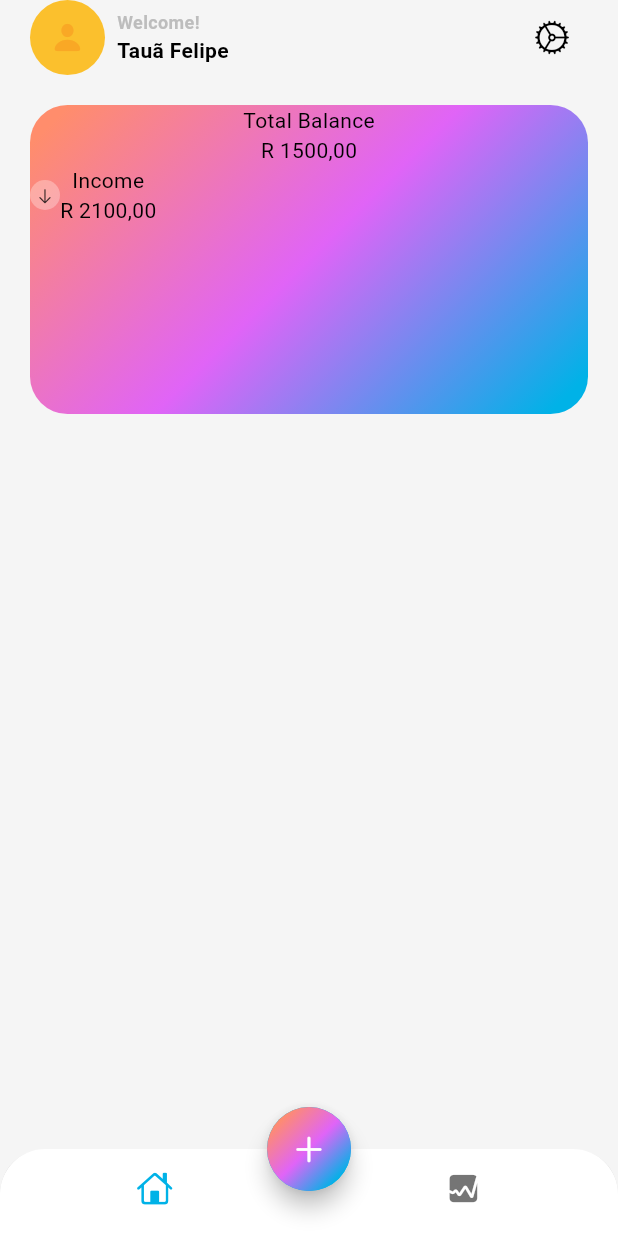
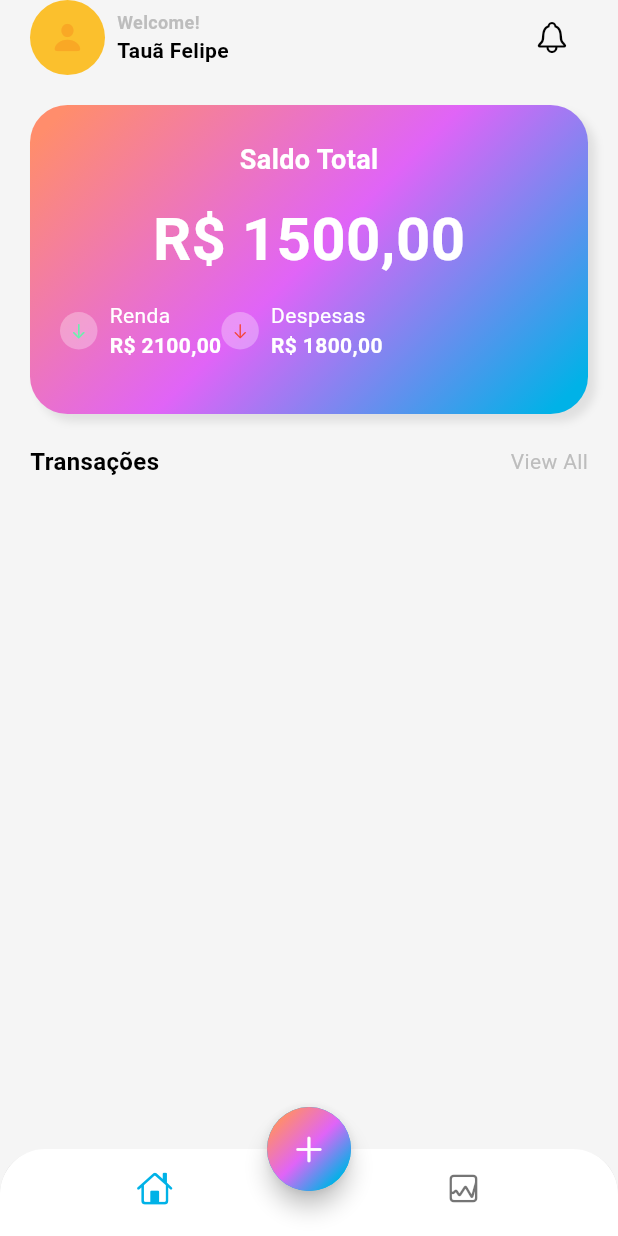
Before and after one commit to felipetaua/controle_financeiro, a Flutter app: the screen it shows after launch, on a phone screen of 412 x 824 dp. Run offline on Flutter 3.47's test engine with Material 3 defaults, Android fonts, the phone set to English and light mode, and no system bars.

Commit message:
finalizando o painel geral, iniciando a sessão de transações

```diff
--- a/lib/screens/home/views/home_screen.dart
+++ b/lib/screens/home/views/home_screen.dart
@@ -22,7 +22,7 @@ class HomeScreen extends StatelessWidget {
               BottomNavigationBarItem(
                   icon: Icon(CupertinoIcons.home), label: 'Home'),
               BottomNavigationBarItem(
-                  icon: Icon(CupertinoIcons.graph_square_fill), label: 'Stats')
+                  icon: Icon(CupertinoIcons.graph_square), label: 'Stats')
             ]),
       ),
       floatingActionButtonLocation: FloatingActionButtonLocation.centerDocked,
--- a/lib/screens/home/views/main_screen.dart
+++ b/lib/screens/home/views/main_screen.dart
@@ -57,14 +57,14 @@ class MainScreen extends StatelessWidget {
                   ),
                 ],
               ),
-              IconButton(onPressed: () {}, icon: Icon(CupertinoIcons.settings))
+              IconButton(onPressed: () {}, icon: Icon(CupertinoIcons.bell))
             ],
           ),
           const SizedBox(
             height: 20,
           ),
           Container(
-            width: double.infinity,
+            width: MediaQuery.of(context).size.width,
             height: MediaQuery.of(context).size.width / 2,
             decoration: BoxDecoration(
                 gradient: LinearGradient(
@@ -75,35 +75,139 @@ class MainScreen extends StatelessWidget {
                   ],
                   transform: const GradientRotation(pi / 4),
                 ),
-                borderRadius: BorderRadius.circular(25)),
+                borderRadius: BorderRadius.circular(25),
+                boxShadow: [
+                  BoxShadow(
+                      blurRadius: 4,
+                      color: Colors.grey.shade300,
+                      offset: Offset(5, 5))
+                ]),
             child: Column(
+              mainAxisAlignment: MainAxisAlignment.center,
               children: [
-                Text('Total Balance'),
-                Text('R 1500,00'),
+                const Text('Saldo Total',
+                    style: TextStyle(
+                        fontSize: 18,
+                        color: Colors.white,
+                        fontWeight: FontWeight.w600)),
+                SizedBox(
+                  height: 12,
+                ),
+                const Text('R\$ 1500,00',
+                    style: TextStyle(
+                        fontSize: 40,
+                        color: Colors.white,
+                        fontWeight: FontWeight.bold)),
+                Padding(
+                  padding: const EdgeInsets.symmetric(
+                    vertical: 12,
+                    horizontal: 20,
+                  ),
+                  child: Row(
+                    children: [
                       Row(
+                        mainAxisAlignment: MainAxisAlignment.spaceBetween,
                         children: [
                           Container(
-                      width: 20,
-                      height: 20,
+                            width: 25,
+                            height: 25,
                             decoration: BoxDecoration(
                                 color: Colors.white30, shape: BoxShape.circle),
                             child: Center(
                                 child: Icon(
                               CupertinoIcons.arrow_down,
                               size: 12,
+                              color: Colors.greenAccent,
                             )),
                           ),
-                    Column(
+                        ],
+                      ),
+                      const SizedBox(
+                        width: 8,
+                      ),
+                      const Column(
+                        crossAxisAlignment: CrossAxisAlignment.start,
                         children: [
-                        const Text('Income'),
-                        const Text('R 2100,00'),
+                          Text('Renda',
+                              style: TextStyle(
+                                  fontSize: 14,
+                                  color: Colors.white,
+                                  fontWeight: FontWeight.w400)),
+                          Text('R\$ 2100,00',
+                              style: TextStyle(
+                                  fontSize: 14,
+                                  color: Colors.white,
+                                  fontWeight: FontWeight.w600)),
                         ],
-                    )
+                      ),
+                      Row(
+                        children: [
+                          Container(
+                            width: 25,
+                            height: 25,
+                            decoration: BoxDecoration(
+                                color: Colors.white30, shape: BoxShape.circle),
+                            child: Center(
+                                child: Icon(
+                              CupertinoIcons.arrow_down,
+                              size: 12,
+                              color: Colors.red,
+                            )),
+                          ),
+                        ],
+                      ),
+                      const SizedBox(
+                        width: 8,
+                      ),
+                      const Column(
+                        crossAxisAlignment: CrossAxisAlignment.start,
+                        children: [
+                          Text('Despesas',
+                              style: TextStyle(
+                                  fontSize: 14,
+                                  color: Colors.white,
+                                  fontWeight: FontWeight.w400)),
+                          Text('R\$ 1800,00',
+                              style: TextStyle(
+                                  fontSize: 14,
+                                  color: Colors.white,
+                                  fontWeight: FontWeight.w600)),
                         ],
                       )
                     ],
                   ),
+                ),
+              ],
+            ),
+          ),
+          const SizedBox(
+            height: 20,
+          ),
+          Row(
+            mainAxisAlignment: MainAxisAlignment.spaceBetween,
+            children: [
+              Text(
+                'Transações',
+                style: TextStyle(
+                    fontSize: 16,
+                    color: Theme.of(context).colorScheme.onSurface,
+                    fontWeight: FontWeight.bold),
+              ),
+              GestureDetector(
+                onTap: () {},
+                child: Text(
+                  'View All',
+                  style: TextStyle(
+                      fontSize: 14,
+                      color: Theme.of(context).colorScheme.outline,
+                      fontWeight: FontWeight.w400),
+                ),
               )
+            ],
+          ),
+          const SizedBox(
+            height: 20,
+          ),
         ],
       ),
     ));
```
Also changed, not shown: 1 other file. Lines whose indentation alone changed are shown as unchanged.
